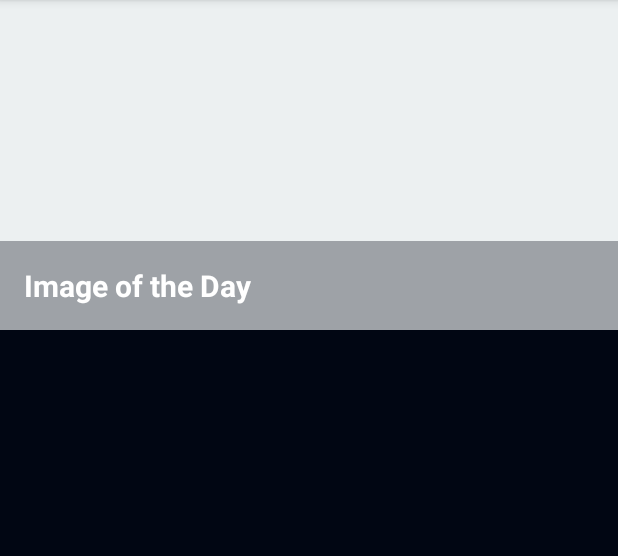
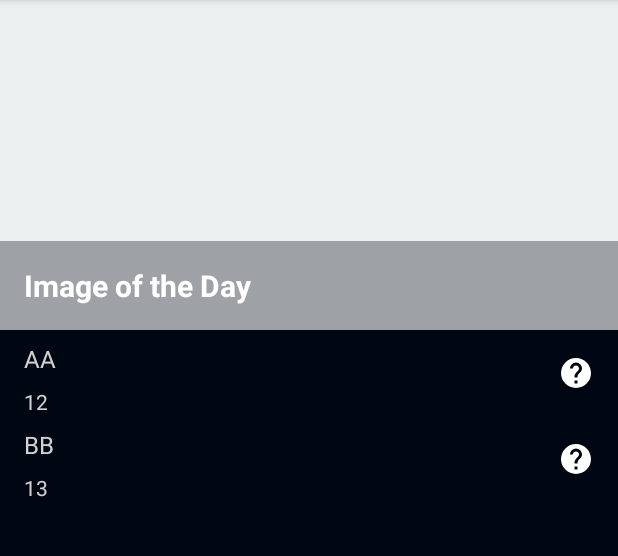
Before and after one commit to Safynaz-Tarek/AsteroidRadar, an Android app: the screen it shows after launch (MainActivity), on a phone screen of 412 x 824 dp, the part 84-640 px from its top. Run offline under Robolectric (Android 15) with nearby library versions, the phone set to English and light mode, and no system bars; our stand-ins replace data binding; 1 statement that could not run was skipped.

Commit message:
build files + RecyclerView working

```diff
--- a/app/src/main/java/com/udacity/asteroidradar/api/NetworkUtils.kt
+++ b/app/src/main/java/com/udacity/asteroidradar/api/NetworkUtils.kt
@@ -1,6 +1,6 @@
 package com.udacity.asteroidradar.api
 
-import com.udacity.asteroidradar.Asteroid
+import com.udacity.asteroidradar.model.Asteroid
 import com.udacity.asteroidradar.Constants
 import org.json.JSONObject
 import java.text.SimpleDateFormat
--- /dev/null
+++ b/app/src/main/java/com/udacity/asteroidradar/main/MainAdapter.kt
@@ -0,0 +1,54 @@
+package com.udacity.asteroidradar.main
+
+import android.view.LayoutInflater
+import android.view.ViewGroup
+import androidx.recyclerview.widget.DiffUtil
+import androidx.recyclerview.widget.ListAdapter
+import androidx.recyclerview.widget.RecyclerView
+import com.udacity.asteroidradar.model.Asteroid
+import com.udacity.asteroidradar.databinding.ListItemAsteroidBinding
+
+class MainAdapter(val clickListener: AsteroidListener): ListAdapter<Asteroid, MainAdapter.ViewHolder>(AsteroidDiffCallBack()) {
+
+
+    class ViewHolder private constructor(val binding: ListItemAsteroidBinding): RecyclerView.ViewHolder(binding.root){
+
+        fun bind(item: Asteroid, clickListener: AsteroidListener) {
+            binding.asteroidData = item
+            binding.clickListener = clickListener
+            binding.executePendingBindings()
+        }
+
+        companion object {
+            fun from(parent: ViewGroup): ViewHolder {
+                val layoutInflater = LayoutInflater.from(parent.context)
+                val binding = ListItemAsteroidBinding.inflate(layoutInflater, parent, false)
+                return ViewHolder(binding)
+            }
+        }
+    }
+
+    override fun onCreateViewHolder(parent: ViewGroup, viewType: Int): ViewHolder {
+        return ViewHolder.from(parent)
+    }
+
+    override fun onBindViewHolder(holder: ViewHolder, position: Int) {
+        val item = getItem(position)
+        holder.bind(item, clickListener)
+    }
+}
+
+class AsteroidDiffCallBack : DiffUtil.ItemCallback<Asteroid>(){
+    override fun areItemsTheSame(oldItem: Asteroid, newItem: Asteroid): Boolean {
+        return oldItem.id == newItem.id
+    }
+
+    override fun areContentsTheSame(oldItem: Asteroid, newItem: Asteroid): Boolean {
+        return oldItem == newItem
+    }
+
+}
+
+class AsteroidListener(val clickListener: (asteroid: Asteroid)-> Unit){
+    fun onClick(asteroid: Asteroid) = clickListener(asteroid)
+}
--- a/app/src/main/java/com/udacity/asteroidradar/main/MainFragment.kt
+++ b/app/src/main/java/com/udacity/asteroidradar/main/MainFragment.kt
@@ -2,8 +2,13 @@ package com.udacity.asteroidradar.main
 
 import android.os.Bundle
 import android.view.*
+import android.widget.Toast
 import androidx.fragment.app.Fragment
+import androidx.lifecycle.Observer
 import androidx.lifecycle.ViewModelProvider
+import androidx.navigation.Navigation
+import androidx.navigation.fragment.findNavController
+import com.udacity.asteroidradar.model.Asteroid
 import com.udacity.asteroidradar.R
 import com.udacity.asteroidradar.databinding.FragmentMainBinding
 
@@ -20,7 +25,24 @@ class MainFragment : Fragment() {
 
         binding.viewModel = viewModel
 
+        val adapter = MainAdapter(AsteroidListener { asteroidId ->
+            viewModel.onAsteroidClicked(asteroidId)
+        })
+        binding.asteroidRecycler.adapter = adapter
+        var test_aster : Asteroid =  Asteroid(1, "AA", "12", 1.1,2.2,3.3,4.4,true )
+        var test_aster2 : Asteroid =  Asteroid(2, "BB", "13", 10.10,20.20,30.30,40.40,false )
+        var data_test : List<Asteroid> = listOf(test_aster, test_aster2)
+
+        adapter.submitList(data_test)
         setHasOptionsMenu(true)
+
+        viewModel.navigateToDetailScreen.observe(viewLifecycleOwner, Observer{ asteroid ->
+            asteroid?.let {
+                Navigation.findNavController(binding.root).navigate(MainFragmentDirections.actionShowDetail(asteroid))
+                viewModel.onSetDetailNavigated()
+
+            }
+        })
 
         return binding.root
     }
--- a/app/src/main/java/com/udacity/asteroidradar/main/MainViewModel.kt
+++ b/app/src/main/java/com/udacity/asteroidradar/main/MainViewModel.kt
@@ -1,6 +1,20 @@
 package com.udacity.asteroidradar.main
 
+import androidx.lifecycle.LiveData
+import androidx.lifecycle.MutableLiveData
 import androidx.lifecycle.ViewModel
+import com.udacity.asteroidradar.model.Asteroid
 
 class MainViewModel : ViewModel() {
+    private val _navigateToDetailScreen = MutableLiveData<Asteroid?>()
+    val navigateToDetailScreen
+        get() = _navigateToDetailScreen
+
+    fun onAsteroidClicked(asteroid: Asteroid){
+        _navigateToDetailScreen.value = asteroid
+    }
+
+    fun onSetDetailNavigated(){
+        _navigateToDetailScreen.value = null
+    }
 }
--- a/app/src/main/java/com/udacity/asteroidradar/Asteroid.kt
+++ b/app/src/main/java/com/udacity/asteroidradar/model/Asteroid.kt
@@ -1,4 +1,4 @@
-package com.udacity.asteroidradar
+package com.udacity.asteroidradar.model
 
 import android.os.Parcelable
 import kotlinx.android.parcel.Parcelize
--- a/app/src/main/java/com/udacity/asteroidradar/PictureOfDay.kt
+++ b/app/src/main/java/com/udacity/asteroidradar/model/PictureOfDay.kt
@@ -1,4 +1,4 @@
-package com.udacity.asteroidradar
+package com.udacity.asteroidradar.model
 
 import com.squareup.moshi.Json
 
--- /dev/null
+++ b/app/src/main/res/layout/list_item_asteroid.xml
@@ -0,0 +1,59 @@
+<?xml version="1.0" encoding="utf-8"?>
+
+<layout xmlns:android="http://schemas.android.com/apk/res/android"
+    xmlns:app="http://schemas.android.com/apk/res-auto"
+    xmlns:tools="http://schemas.android.com/tools">
+
+    <data>
+        <variable
+            name="asteroidData"
+            type="com.udacity.asteroidradar.model.Asteroid" />
+        <variable
+            name="clickListener"
+            type="com.udacity.asteroidradar.main.AsteroidListener" />
+    </data>
+
+    <androidx.constraintlayout.widget.ConstraintLayout
+        android:layout_width="match_parent"
+        android:layout_height="wrap_content"
+        android:onClick="@{() -> clickListener.onClick(asteroidData)}">
+
+        <ImageView
+            android:id="@+id/status_image"
+            android:layout_width="wrap_content"
+            android:layout_height="wrap_content"
+            android:layout_marginTop="8dp"
+            android:layout_marginEnd="16dp"
+            android:layout_marginBottom="8dp"
+            app:layout_constraintBottom_toBottomOf="parent"
+            app:layout_constraintEnd_toEndOf="parent"
+            app:layout_constraintTop_toTopOf="parent"
+            app:srcCompat="@drawable/ic_help_circle"
+            app:statusIcon="@{asteroidData.potentiallyHazardous}"/>
+
+        <TextView
+            android:id="@+id/asteroid_name_textview"
+            android:layout_width="wrap_content"
+            android:layout_height="wrap_content"
+            android:layout_marginStart="16dp"
+            android:layout_marginTop="8dp"
+            android:textColor="@color/text_grey"
+            app:layout_constraintStart_toStartOf="parent"
+            app:layout_constraintTop_toTopOf="parent"
+            android:text="@{asteroidData.codename}"
+            android:textSize="16sp" />
+
+        <TextView
+            android:id="@+id/asteroid_date_textview"
+            android:layout_width="0dp"
+            android:layout_height="wrap_content"
+            android:layout_marginStart="16dp"
+            android:layout_marginTop="8dp"
+            android:layout_marginBottom="8dp"
+            android:textColor="@color/text_grey"
+            android:textSize="14sp"
+            android:text="@{asteroidData.closeApproachDate}"
+            app:layout_constraintStart_toStartOf="parent"
+            app:layout_constraintTop_toBottomOf="@id/asteroid_name_textview" />
+    </androidx.constraintlayout.widget.ConstraintLayout>
+</layout>
--- a/app/src/main/res/navigation/main_nav_graph.xml
+++ b/app/src/main/res/navigation/main_nav_graph.xml
@@ -22,7 +22,7 @@
 
         <argument
             android:name="selectedAsteroid"
-            app:argType="com.udacity.asteroidradar.Asteroid"/>
+            app:argType="com.udacity.asteroidradar.model.Asteroid"/>
     </fragment>
 
 </navigation>
```
Also changed, not shown: app/src/main/java/com/udacity/asteroidradar/database/AsteroidData.kt (added, +31 -0 lines), app/src/main/java/com/udacity/asteroidradar/database/AsteroidDatabase.kt (added, +17 -0 lines), app/src/main/java/com/udacity/asteroidradar/database/AsteroidDatabaseDao.kt (added, +14 -0 lines), app/src/main/java/com/udacity/asteroidradar/detail/DetailFragment.kt (+3 -4 lines), app/src/main/res/layout/fragment_detail.xml (+8 -8 lines).
